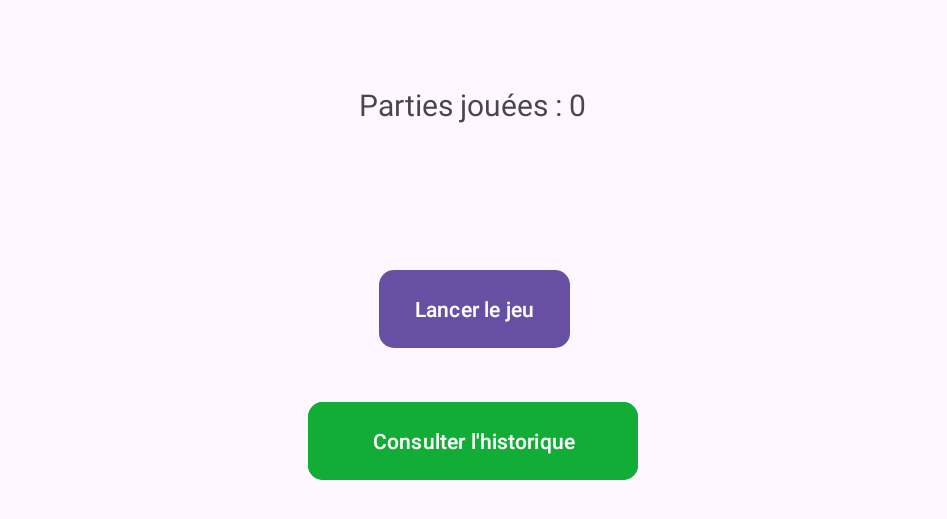
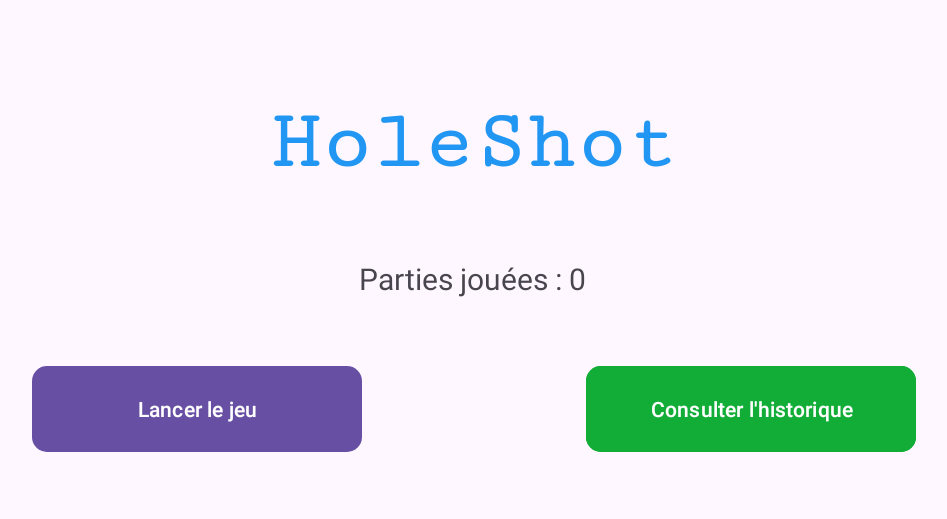
Before and after one commit to JayroZeppely/HoleShot, an Android app: the screen it shows after launch (MainActivity), on a phone screen of 824 x 412 dp (held sideways). Shown: the top 519 px of the screen, without its empty margins (144-1091 px from the left). Run offline under Robolectric (Android 15) with nearby library versions, the phone set to English and light mode, and no system bars.

```diff
--- a/app/src/main/java/helloandroid/ut3/holeshot/GameActivity.java
+++ b/app/src/main/java/helloandroid/ut3/holeshot/GameActivity.java
@@ -16,12 +16,11 @@ import androidx.appcompat.app.AppCompatActivity;
 public class GameActivity extends AppCompatActivity implements GameView.GameEventListener {
     int timer;
     private Handler gameHandler;
+    private TextView timeText;
+    private TextView scoreText;
+    private int score = 0;
 
-    private TextView timeText;
-
-    private TextView scoreText;
-
-    private int score = 0;
+    private GameView gameView;
 
     @Override
     protected void onCreate(Bundle savedInstanceState) {
@@ -41,7 +40,7 @@ public class GameActivity extends AppCompatActivity implements GameView.GameEven
         timeText.setText(String.valueOf(timer));
         scoreText = findViewById(R.id.textScore);
         scoreText.setText("Score : " + score);
-        GameView gameView = findViewById(R.id.game_view);
+        gameView = findViewById(R.id.gameView);
         if (gameView != null) {
             gameView.setGameEventListener(this);
         }
--- a/app/src/main/java/helloandroid/ut3/holeshot/GameView.java
+++ b/app/src/main/java/helloandroid/ut3/holeshot/GameView.java
@@ -13,7 +13,7 @@ import android.hardware.Sensor;
 import android.hardware.SensorEvent;
 import android.hardware.SensorEventListener;
 import android.hardware.SensorManager;
-import android.os.Handler;
+import android.os.Handler; // <-- Importer Handler
 import android.util.AttributeSet;
 import android.view.SurfaceHolder;
 import android.view.SurfaceView;
@@ -29,7 +29,7 @@ public class GameView extends SurfaceView implements SurfaceHolder.Callback, Sen
 
     private GameEventListener gameEventListener;
 
-    private final Handler gameHandler = new Handler(); // Handler pour le postDelayed
+    private final Handler gameHandler = new Handler();
     private Point ballPosition;
     private Point holePosition;
     private final Random random = new Random(); // Pour générer des positions aléatoires
@@ -136,7 +136,7 @@ public class GameView extends SurfaceView implements SurfaceHolder.Callback, Sen
 
         //Gestion collisions
         for (RectF obstacle : obstacles) {
-            if (RectF.intersects(obstacle, new RectF(ballPosition.x - 30, ballPosition.y - 30, ballPosition.x + 30, ballPosition.y + 30))) {
+            if (RectF.intersects(obstacle, new RectF(ballPosition.x - 30, ballPosition.y - 30, ballPosition.x + 30, ballPosition.y))) {
                 ballPosition.x = lastBallX;
                 ballPosition.y = lastBallY;
                 break;
--- a/app/src/main/java/helloandroid/ut3/holeshot/ModeActivity.java
+++ b/app/src/main/java/helloandroid/ut3/holeshot/ModeActivity.java
@@ -1,4 +1,6 @@
 package helloandroid.ut3.holeshot;
+
+import static androidx.core.content.ContextCompat.startActivity;
 
 import android.content.Context;
 import android.content.Intent;
--- a/app/src/main/res/layout/activity_game.xml
+++ b/app/src/main/res/layout/activity_game.xml
@@ -33,7 +33,7 @@
         </LinearLayout>
 
         <helloandroid.ut3.holeshot.GameView
-            android:id="@+id/game_view"
+            android:id="@+id/gameView"
             android:layout_width="match_parent"
             android:layout_height="match_parent" />
     </LinearLayout>
--- a/app/src/main/res/layout/activity_main.xml
+++ b/app/src/main/res/layout/activity_main.xml
@@ -12,7 +12,7 @@
         android:layout_width="wrap_content"
         android:layout_height="wrap_content"
         android:layout_centerHorizontal="true"
-        android:layout_marginTop="40dp"
+        android:layout_marginTop="156dp"
         android:textSize="20sp"
         app:layout_constraintEnd_toEndOf="parent"
         app:layout_constraintHorizontal_bias="0.498"
@@ -22,29 +22,46 @@
 
     <Button
         android:id="@+id/start_game_button"
-        android:layout_width="wrap_content"
-        android:layout_height="60dp"
+        android:layout_width="220dp"
+        android:layout_height="65dp"
         android:layout_centerInParent="true"
+        android:layout_marginTop="224dp"
         android:text="Lancer le jeu"
         app:cornerRadius="10dp"
-        app:layout_constraintBottom_toBottomOf="parent"
-        app:layout_constraintEnd_toEndOf="parent"
+        app:layout_constraintEnd_toStartOf="@+id/btn_histo"
         app:layout_constraintHorizontal_bias="0.5"
         app:layout_constraintStart_toStartOf="parent"
-        app:layout_constraintTop_toTopOf="parent"
-        app:layout_constraintVertical_bias="0.5" />
+        app:layout_constraintTop_toTopOf="parent" />
 
     <Button
         android:id="@+id/btn_histo"
         android:layout_width="220dp"
-        android:layout_height="60dp"
-        android:layout_marginTop="28dp"
+        android:layout_height="65dp"
+        android:layout_marginStart="48dp"
+        android:layout_marginTop="224dp"
+        android:backgroundTint="#11AD36"
         android:text="Consulter l'historique"
-        android:backgroundTint="#11AD36"
         app:cornerRadius="10dp"
         app:layout_constraintEnd_toEndOf="parent"
-        app:layout_constraintHorizontal_bias="0.499"
+        app:layout_constraintHorizontal_bias="0.5"
+        app:layout_constraintStart_toEndOf="@+id/start_game_button"
+        app:layout_constraintTop_toTopOf="parent" />
+
+    <TextView
+        android:id="@+id/Title"
+        android:layout_width="wrap_content"
+        android:layout_height="wrap_content"
+        android:text="HoleShot"
+        android:textAlignment="center"
+        android:textSize="56sp"
+        android:textColor="#2196F3"
+        android:fontFamily="serif-monospace"
+        android:textStyle="bold"
+        app:layout_constraintBottom_toBottomOf="parent"
+        app:layout_constraintEnd_toEndOf="parent"
         app:layout_constraintStart_toStartOf="parent"
-        app:layout_constraintTop_toBottomOf="@+id/start_game_button" />
+        app:layout_constraintTop_toTopOf="parent"
+        app:layout_constraintVertical_bias="0.15" />
+
 
 </androidx.constraintlayout.widget.ConstraintLayout>
```
